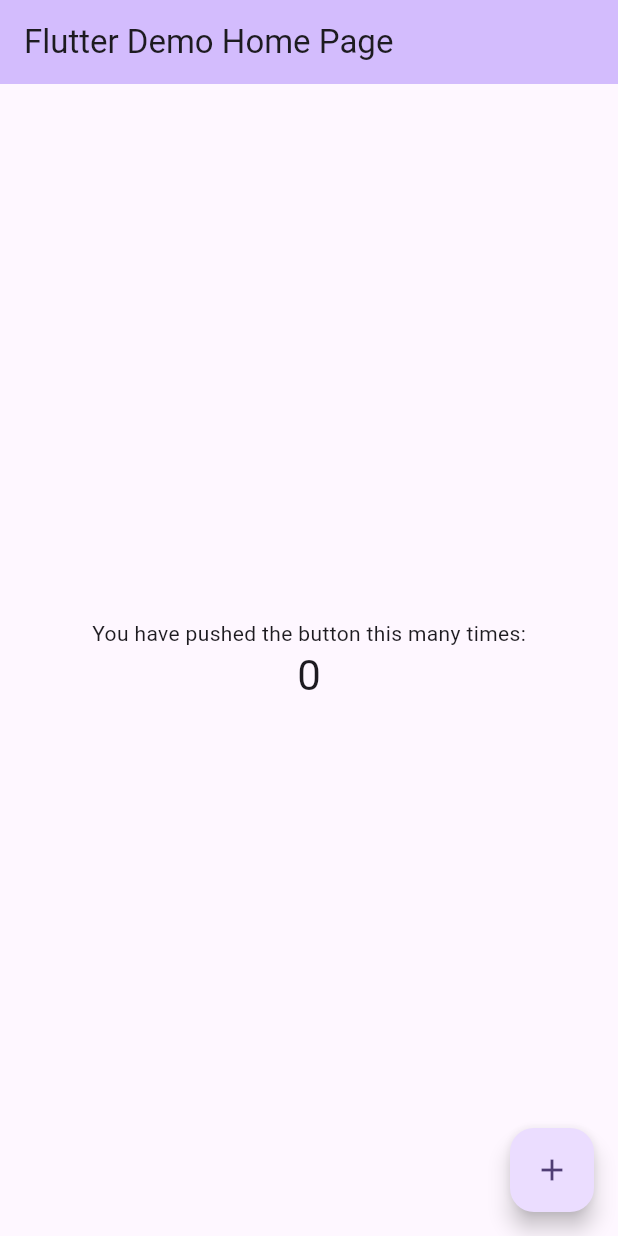
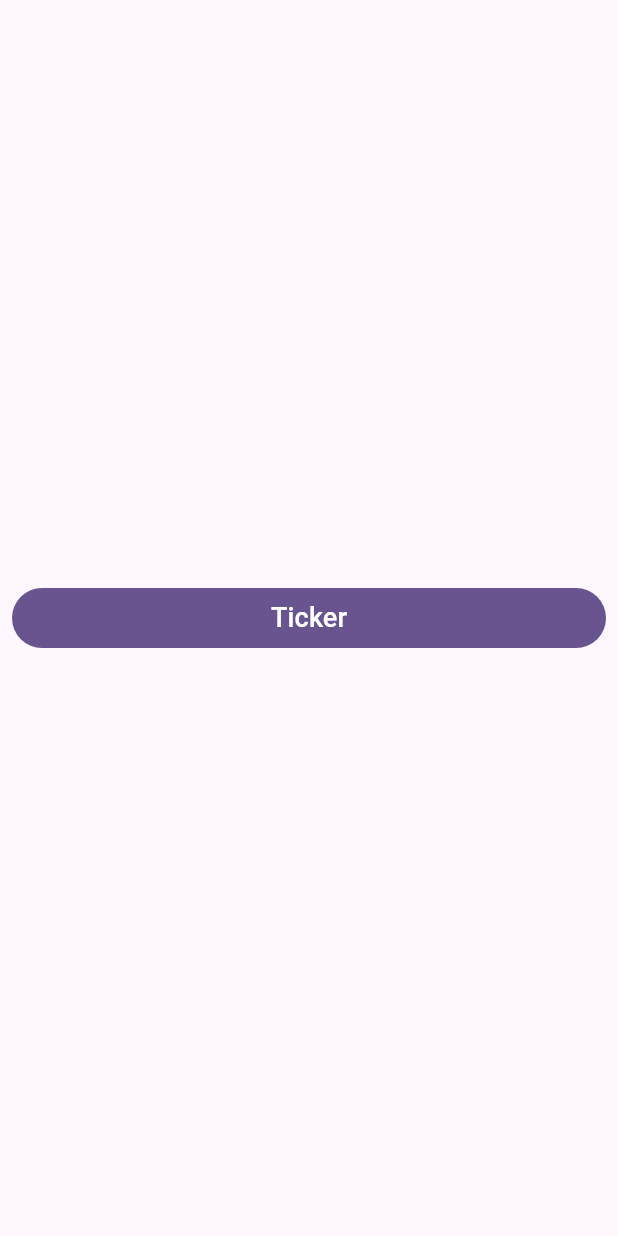
Before and after one commit to shiran02/Flutter-Riverpod-Essential-Course-, a Flutter app: the screen it shows after launch, on a phone screen of 412 x 824 dp. Run offline on Flutter 3.47's test engine with Material 3 defaults, Android fonts, the phone set to English and light mode, and no system bars; our stand-ins replace dio, equatable, flutter_riverpod, freezed_annotation, riverpod_annotation; generated files the repository leaves out were written again.

Commit message:
finish stream_notifier
// id we create provider manually it create keepALive ---
// but we create using code genarater its not Keep Alive

```diff
--- a/stream_provider/lib/main.dart
+++ b/stream_provider/lib/main.dart
@@ -1,125 +1,45 @@
 import 'package:flutter/material.dart';
+import 'package:flutter_riverpod/flutter_riverpod.dart';
+import 'package:stream_provider/pages/ticker/ticker_page.dart';
+import 'package:stream_provider/widgets/custom_widgets.dart';
 
 void main() {
-  runApp(const MyApp());
+  runApp(const ProviderScope(child: MyApp()));
 }
 
 class MyApp extends StatelessWidget {
   const MyApp({super.key});
 
-  // This widget is the root of your application.
   @override
   Widget build(BuildContext context) {
     return MaterialApp(
-      title: 'Flutter Demo',
+      title: 'Stream Provider',
       theme: ThemeData(
-        // This is the theme of your application.
-        //
-        // TRY THIS: Try running your application with "flutter run". You'll see
-        // the application has a purple toolbar. Then, without quitting the app,
-        // try changing the seedColor in the colorScheme below to Colors.green
-        // and then invoke "hot reload" (save your changes or press the "hot
-        // reload" button in a Flutter-supported IDE, or press "r" if you used
-        // the command line to start the app).
-        //
-        // Notice that the counter didn't reset back to zero; the application
-        // state is not lost during the reload. To reset the state, use hot
-        // restart instead.
-        //
-        // This works for code too, not just values: Most code changes can be
-        // tested with just a hot reload.
         colorScheme: ColorScheme.fromSeed(seedColor: Colors.deepPurple),
         useMaterial3: true,
       ),
-      home: const MyHomePage(title: 'Flutter Demo Home Page'),
+      home: const MyHomePage(),
     );
   }
 }
 
-class MyHomePage extends StatefulWidget {
-  const MyHomePage({super.key, required this.title});
-
-  // This widget is the home page of your application. It is stateful, meaning
-  // that it has a State object (defined below) that contains fields that affect
-  // how it looks.
-
-  // This class is the configuration for the state. It holds the values (in this
-  // case the title) provided by the parent (in this case the App widget) and
-  // used by the build method of the State. Fields in a Widget subclass are
-  // always marked "final".
-
-  final String title;
-
-  @override
-  State<MyHomePage> createState() => _MyHomePageState();
-}
-
-class _MyHomePageState extends State<MyHomePage> {
-  int _counter = 0;
-
-  void _incrementCounter() {
-    setState(() {
-      // This call to setState tells the Flutter framework that something has
-      // changed in this State, which causes it to rerun the build method below
-      // so that the display can reflect the updated values. If we changed
-      // _counter without calling setState(), then the build method would not be
-      // called again, and so nothing would appear to happen.
-      _counter++;
-    });
-  }
+class MyHomePage extends StatelessWidget {
+  const MyHomePage({super.key});
 
   @override
   Widget build(BuildContext context) {
-    // This method is rerun every time setState is called, for instance as done
-    // by the _incrementCounter method above.
-    //
-    // The Flutter framework has been optimized to make rerunning build methods
-    // fast, so that you can just rebuild anything that needs updating rather
-    // than having to individually change instances of widgets.
     return Scaffold(
-      appBar: AppBar(
-        // TRY THIS: Try changing the color here to a specific color (to
-        // Colors.amber, perhaps?) and trigger a hot reload to see the AppBar
-        // change color while the other colors stay the same.
-        backgroundColor: Theme.of(context).colorScheme.inversePrimary,
-        // Here we take the value from the MyHomePage object that was created by
-        // the App.build method, and use it to set our appbar title.
-        title: Text(widget.title),
-      ),
-      body: Center(
-        // Center is a layout widget. It takes a single child and positions it
-        // in the middle of the parent.
-        child: Column(
-          // Column is also a layout widget. It takes a list of children and
-          // arranges them vertically. By default, it sizes itself to fit its
-          // children horizontally, and tries to be as tall as its parent.
-          //
-          // Column has various properties to control how it sizes itself and
-          // how it positions its children. Here we use mainAxisAlignment to
-          // center the children vertically; the main axis here is the vertical
-          // axis because Columns are vertical (the cross axis would be
-          // horizontal).
-          //
-          // TRY THIS: Invoke "debug painting" (choose the "Toggle Debug Paint"
-          // action in the IDE, or press "p" in the console), to see the
-          // wireframe for each widget.
-          mainAxisAlignment: MainAxisAlignment.center,
-          children: <Widget>[
-            const Text(
-              'You have pushed the button this many times:',
-            ),
-            Text(
-              '$_counter',
-              style: Theme.of(context).textTheme.headlineMedium,
-            ),
-          ],
+      body: Padding(
+        padding: const EdgeInsets.all(8.0),
+        child: Center(
+          child: ListView(
+            shrinkWrap: true,
+            children: const [
+              CustomButton(title: "Ticker", child: TickerPage())
+            ],
+          ),
         ),
       ),
-      floatingActionButton: FloatingActionButton(
-        onPressed: _incrementCounter,
-        tooltip: 'Increment',
-        child: const Icon(Icons.add),
-      ), // This trailing comma makes auto-formatting nicer for build methods.
     );
   }
 }
--- /dev/null
+++ b/stream_provider/lib/pages/ticker/ticker_provider.dart
@@ -0,0 +1,26 @@
+import 'package:flutter_riverpod/flutter_riverpod.dart';
+
+import 'package:riverpod_annotation/riverpod_annotation.dart';
+
+part 'ticker_provider.g.dart';
+
+//not using code genaration -----------------------
+// id we create provider manually it create keepALive ---
+// but we create using code genarater its not Keep Alive
+
+// final tickerProvider = StreamProvider<int>((ref) {
+//   ref.onDispose(() {
+//     print('[TickerProvider] Dispose');
+//   });
+//   return Stream.periodic(const Duration(seconds: 1), (t) => t + 1).take(60);
+// });
+
+// using code genaration ------------------------------
+
+@riverpod
+Stream<int> ticker(TickerRef ref) {
+  ref.onDispose(() {
+    print('[TickerProvider] Dispose');
+  });
+  return Stream.periodic(const Duration(seconds: 1), (t) => t + 1).take(60);
+}
--- /dev/null
+++ b/stream_provider/lib/widgets/custom_widgets.dart
@@ -0,0 +1,29 @@
+import 'package:flutter/material.dart';
+
+class CustomButton extends StatelessWidget {
+  const CustomButton({
+    super.key,
+    required this.title,
+    required this.child,
+  });
+  final String title;
+  final Widget child;
+
+  @override
+  Widget build(BuildContext context) {
+    return Padding(
+      padding: const EdgeInsets.symmetric(vertical: 5),
+      child: FilledButton(
+        onPressed: () {
+          Navigator.of(context).push(
+            MaterialPageRoute(builder: (_) => child),
+          );
+        },
+        child: Text(
+          title,
+          style: const TextStyle(fontSize: 18),
+        ),
+      ),
+    );
+  }
+}
```
Also changed, not shown: stream_provider/analysis_options.yaml (+6 -23 lines), stream_provider/lib/pages/ticker/ticker_page.dart (added, +45 -0 lines), stream_provider/pubspec.yaml (+12 -69 lines), stream_provider/lib/pages/ticker/ticker_provider.g.dart (added), stream_provider/pubspec.lock.
